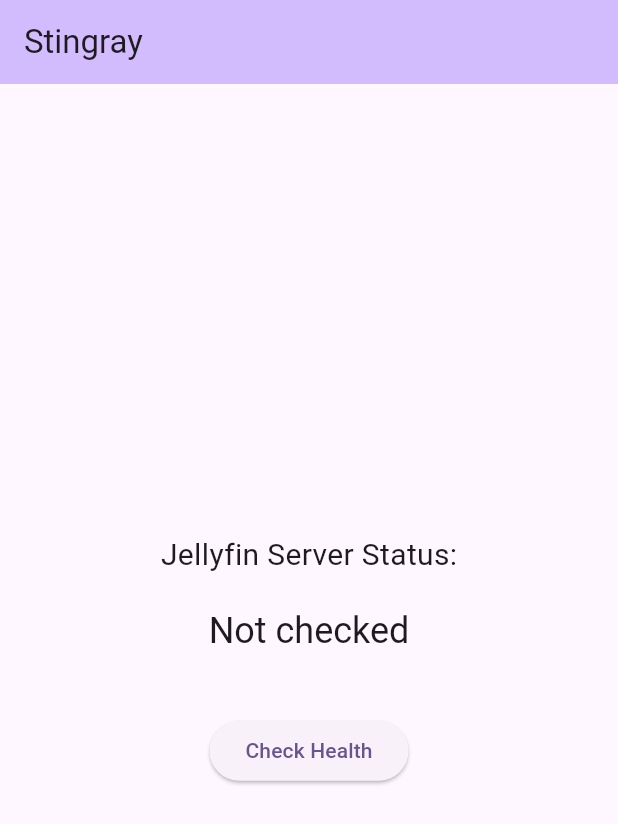
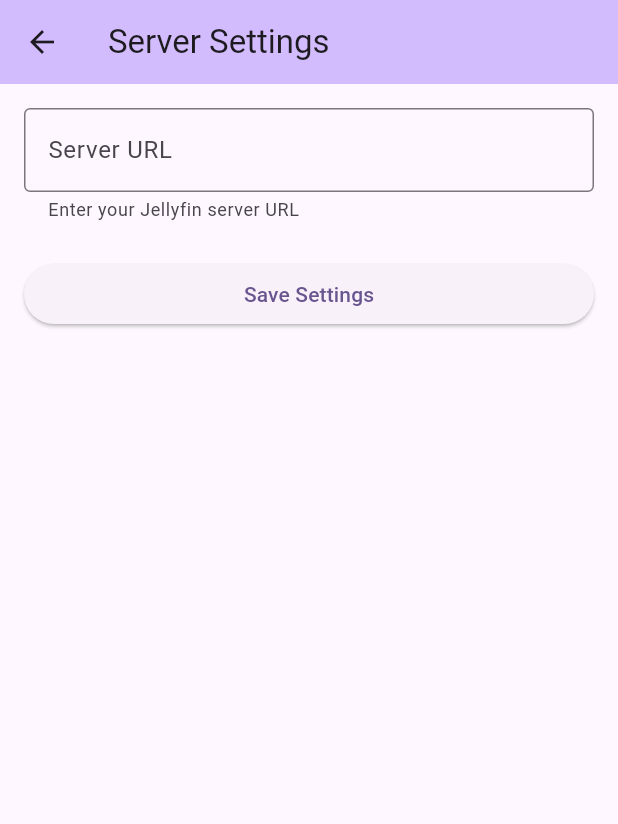
Before and after one commit to brettchalupa/panda, a Flutter app: the screen it shows after launch, on a phone screen of 412 x 824 dp. Shown: the top 824 px of the screen. Run offline on Flutter 3.47's test engine with Material 3 defaults, Android fonts, the light colour scheme and no system bars; our stand-ins replace shared_preferences.

Commit message:
user configures server

```diff
--- /dev/null
+++ b/lib/settings_screen.dart
@@ -0,0 +1,110 @@
+import 'package:flutter/material.dart';
+import 'package:shared_preferences/shared_preferences.dart';
+
+class SettingsScreen extends StatefulWidget {
+  const SettingsScreen({super.key});
+
+  @override
+  State<SettingsScreen> createState() => _SettingsScreenState();
+}
+
+class _SettingsScreenState extends State<SettingsScreen> {
+  final _formKey = GlobalKey<FormState>();
+  final _serverUrlController = TextEditingController();
+  bool _isLoading = false;
+
+  @override
+  void initState() {
+    super.initState();
+    _loadSettings();
+  }
+
+  Future<void> _loadSettings() async {
+    final prefs = await SharedPreferences.getInstance();
+    final serverUrl = prefs.getString('server_url') ?? '';
+    setState(() {
+      _serverUrlController.text = serverUrl;
+    });
+  }
+
+  Future<void> _saveSettings() async {
+    if (!_formKey.currentState!.validate()) {
+      return;
+    }
+
+    setState(() {
+      _isLoading = true;
+    });
+
+    final prefs = await SharedPreferences.getInstance();
+    await prefs.setString('server_url', _serverUrlController.text.trim());
+
+    setState(() {
+      _isLoading = false;
+    });
+
+    if (mounted) {
+      ScaffoldMessenger.of(
+        context,
+      ).showSnackBar(const SnackBar(content: Text('Settings saved!')));
+      Navigator.pop(context, true);
+    }
+  }
+
+  @override
+  void dispose() {
+    _serverUrlController.dispose();
+    super.dispose();
+  }
+
+  @override
+  Widget build(BuildContext context) {
+    return Scaffold(
+      appBar: AppBar(
+        title: const Text('Server Settings'),
+        backgroundColor: Theme.of(context).colorScheme.inversePrimary,
+      ),
+      body: Padding(
+        padding: const EdgeInsets.all(16.0),
+        child: Form(
+          key: _formKey,
+          child: Column(
+            crossAxisAlignment: CrossAxisAlignment.stretch,
+            children: [
+              TextFormField(
+                controller: _serverUrlController,
+                decoration: const InputDecoration(
+                  labelText: 'Server URL',
+                  hintText: 'http://localhost:8096',
+                  helperText: 'Enter your Jellyfin server URL',
+                  border: OutlineInputBorder(),
+                ),
+                validator: (value) {
+                  if (value == null || value.trim().isEmpty) {
+                    return 'Please enter a server URL';
+                  }
+                  if (!value.startsWith('http://') &&
+                      !value.startsWith('https://')) {
+                    return 'URL must start with http:// or https://';
+                  }
+                  return null;
+                },
+              ),
+              const SizedBox(height: 24),
+              ElevatedButton(
+                onPressed: _isLoading ? null : _saveSettings,
+                child: _isLoading
+                    ? const SizedBox(
+                        width: 20,
+                        height: 20,
+                        child: CircularProgressIndicator(strokeWidth: 2),
+                      )
+                    : const Text('Save Settings'),
+              ),
+            ],
+          ),
+        ),
+      ),
+    );
+  }
+}
--- a/pubspec.yaml
+++ b/pubspec.yaml
@@ -35,6 +35,7 @@
   # Use with the CupertinoIcons class for iOS style icons.
   cupertino_icons: ^1.0.8
   http: ^1.2.0
+  shared_preferences: ^2.2.2
 
 dev_dependencies:
   flutter_test:
```
Also changed, not shown: lib/main.dart (+62 -1 lines), pubspec.lock, 1 other file.
